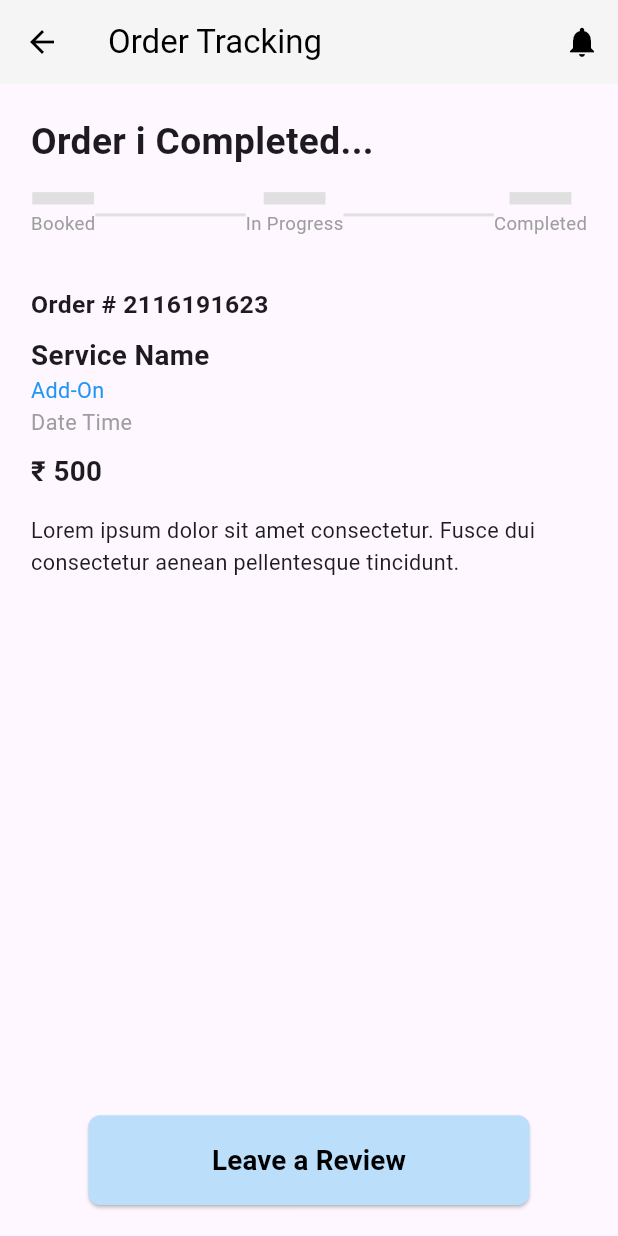
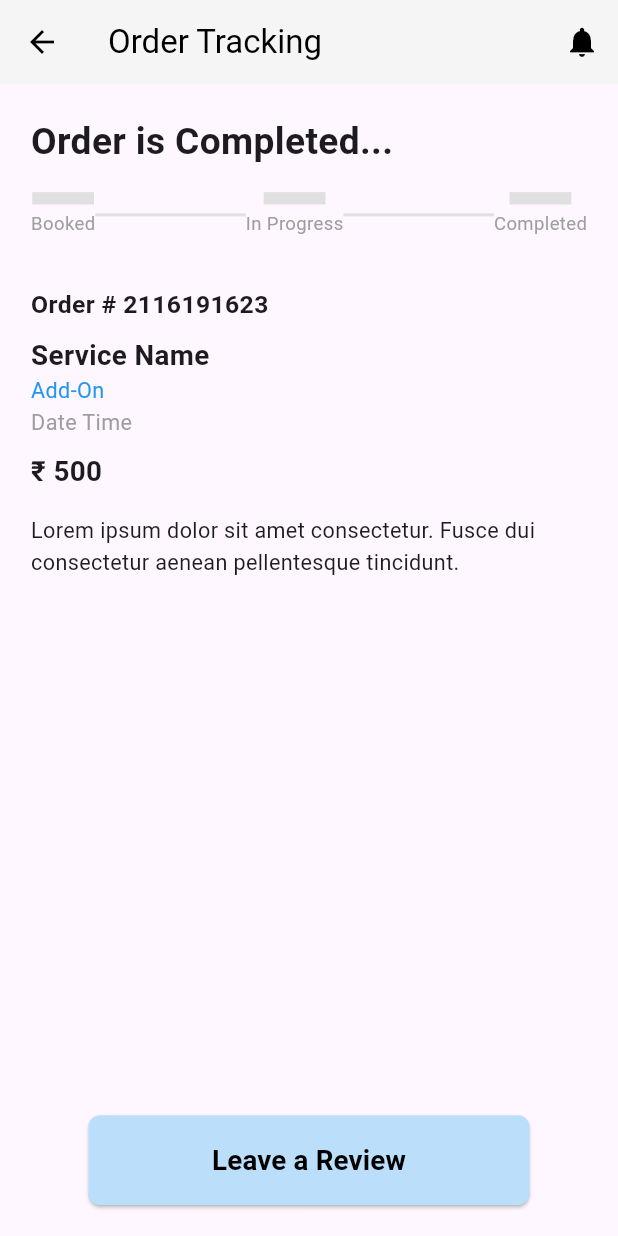
Before and after one commit to medidipeddisai-github/gomed_user, a Flutter app: the OrderTrackingPage screen opened directly with empty values, on a phone screen of 412 x 824 dp. Run offline on Flutter 3.47's test engine with Material 3 defaults, Android fonts, the phone set to English and light mode, and no system bars; our stand-ins replace font_awesome_flutter.

Commit message:
3rd updated

```diff
--- a/lib/ordertracking.dart
+++ b/lib/ordertracking.dart
@@ -56,7 +56,7 @@ class _OrderTrackingPageState extends State<OrderTrackingPage> {
           crossAxisAlignment: CrossAxisAlignment.start,
           children: [
             Text(
-              'Order i $orderStatus',
+              'Order is $orderStatus',
               style: TextStyle(
                 fontSize: screenWidth * 0.06,
                 fontWeight: FontWeight.bold,
```
